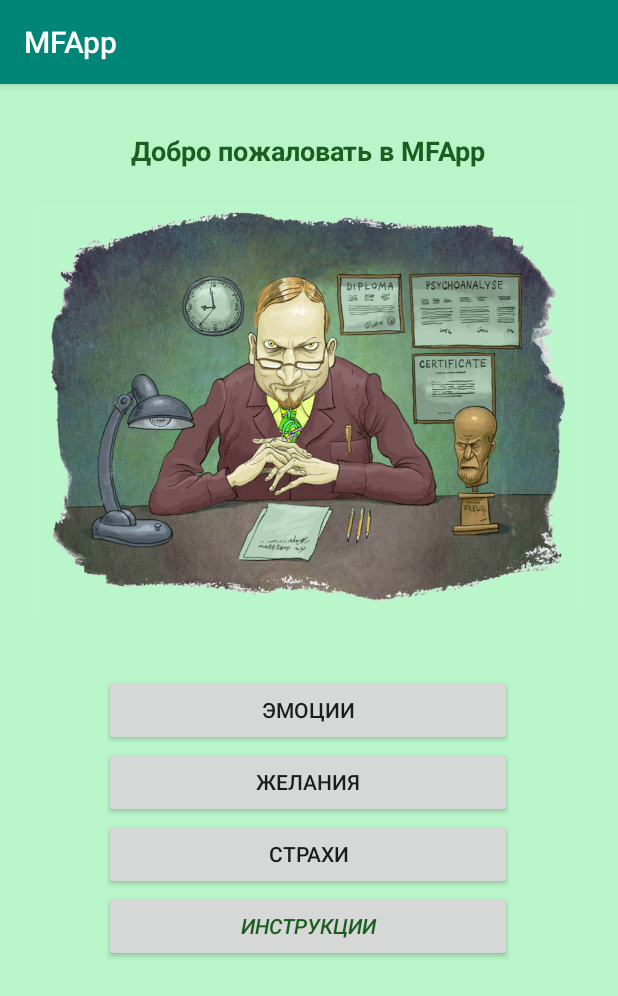
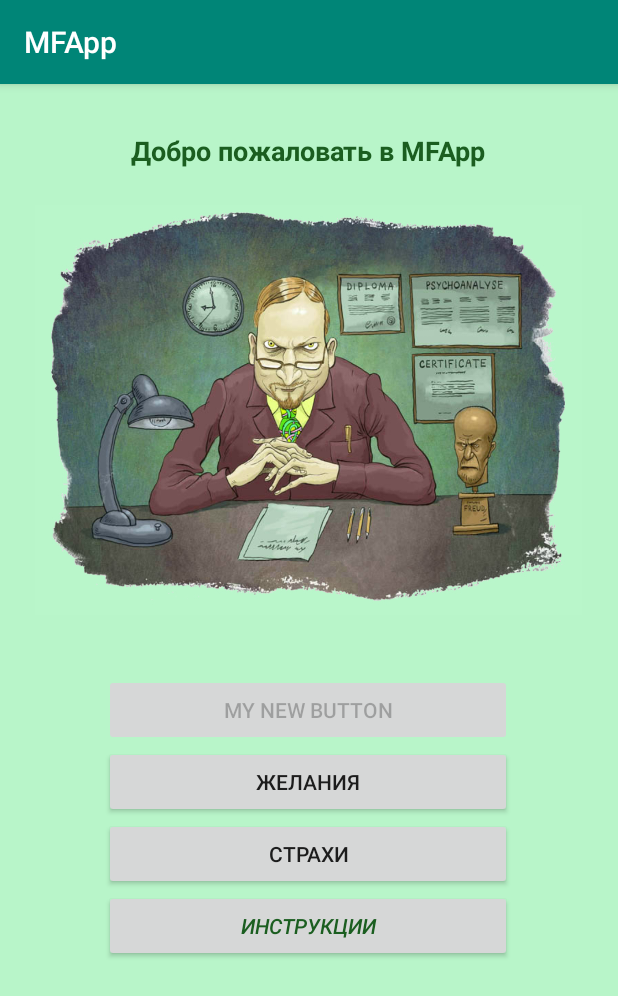
Before and after one commit to BEevgeny/MFApp, an Android app: the screen it shows after launch (MainActivity), on a phone screen of 412 x 824 dp. Shown: the top 996 px of the screen. Run offline under Robolectric (Android 15) with nearby library versions, the light colour scheme and no system bars.

Commit message:
rename button for main aff simple func

```diff
--- a/app/src/main/java/com/example/mfapp/MainActivity.kt
+++ b/app/src/main/java/com/example/mfapp/MainActivity.kt
@@ -2,11 +2,16 @@ package com.example.mfapp
 
 import androidx.appcompat.app.AppCompatActivity
 import android.os.Bundle
+import kotlinx.android.synthetic.main.activity_main.*
 
 class MainActivity : AppCompatActivity() {
 
     override fun onCreate(savedInstanceState: Bundle?) {
         super.onCreate(savedInstanceState)
         setContentView(R.layout.activity_main)
+
+        buttonemotion.setText("My new button")
+        buttonemotion.setEnabled(false);
+
     }
 }
--- a/app/src/main/res/layout/activity_main.xml
+++ b/app/src/main/res/layout/activity_main.xml
@@ -41,6 +41,7 @@
                     android:layout_width="match_parent"
                     android:layout_height="wrap_content"
                     android:id="@+id/buttonemotion"/>
+
             <Button
                     android:text="Желания"
                     android:layout_width="match_parent"
```
